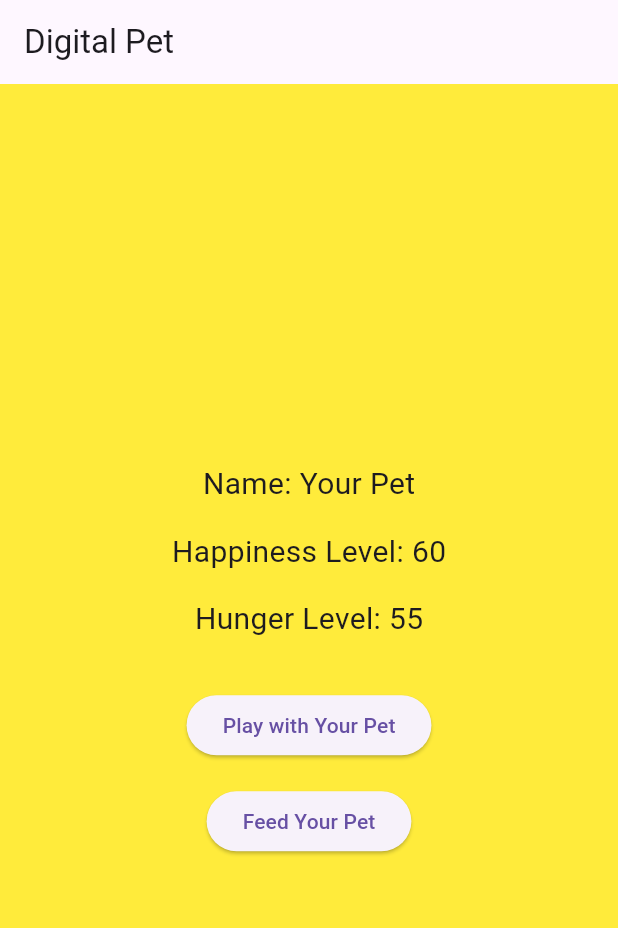
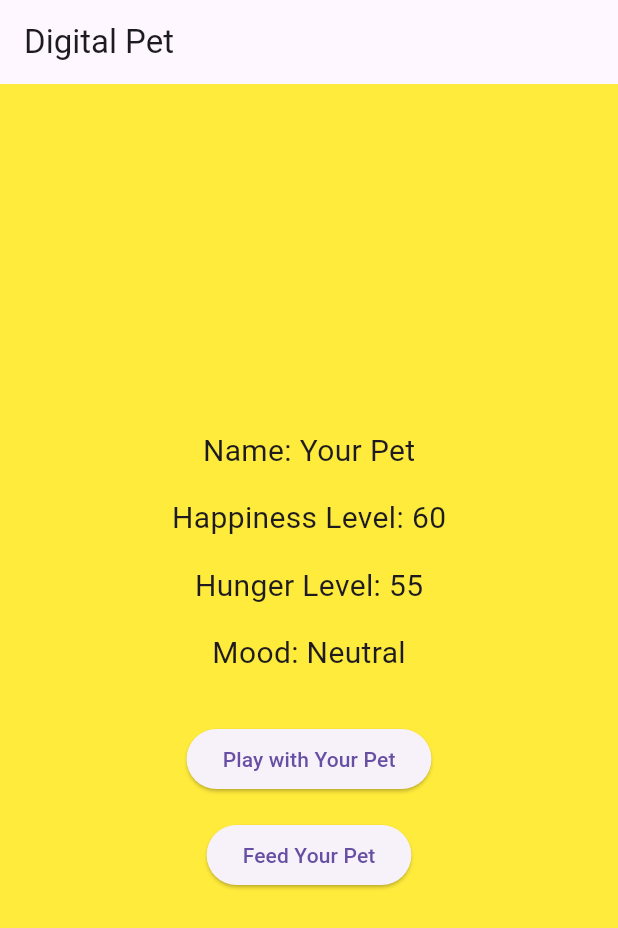
Before and after one commit to fheise1/In-Classwork5--MAD-, a Flutter app: the screen it shows after launch, after a tap on "Play with Your Pet", on a phone screen of 412 x 824 dp. Shown: the top 928 px of the screen. Run offline on Flutter 3.47's test engine with Material 3 defaults, Android fonts, the phone set to English and light mode, and no system bars.

Commit message:
added mood indicator text

```diff
--- a/lib/main.dart
+++ b/lib/main.dart
@@ -15,12 +15,14 @@ class _DigitalPetAppState extends State<DigitalPetApp> {
   String petName = "Your Pet";
   int happinessLevel = 50;
   int hungerLevel = 50;
+  String moodLevel = "Neutral";
 
   // Function to increase happiness and update hunger when playing with the pet
   void _playWithPet() {
     setState(() {
       happinessLevel = (happinessLevel + 10).clamp(0, 100);
       _updateHunger();
+      _updateMood();
     });
   }
 
@@ -29,6 +31,7 @@ class _DigitalPetAppState extends State<DigitalPetApp> {
     setState(() {
       hungerLevel = (hungerLevel - 10).clamp(0, 100);
       _updateHappiness();
+      _updateMood();
     });
   }
 
@@ -47,6 +50,16 @@ class _DigitalPetAppState extends State<DigitalPetApp> {
     if (hungerLevel > 100) {
       hungerLevel = 100;
       happinessLevel = (happinessLevel - 20).clamp(0, 100);
+    }
+  }
+
+  void _updateMood() {
+    if (happinessLevel < 30) {
+      moodLevel = "Unhappy";
+    } else if (happinessLevel < 70) {
+      moodLevel = "Neutral";
+    } else {
+      moodLevel = "Happy";
     }
   }
 
@@ -75,6 +88,11 @@ class _DigitalPetAppState extends State<DigitalPetApp> {
               'Hunger Level: $hungerLevel',
               style: TextStyle(fontSize: 20.0),
             ),
+            SizedBox(height: 16.0),
+            Text(
+              'Mood: $moodLevel',
+              style: TextStyle(fontSize: 20.0),
+            ),
             SizedBox(height: 32.0),
             ElevatedButton(
               onPressed: _playWithPet,
```
